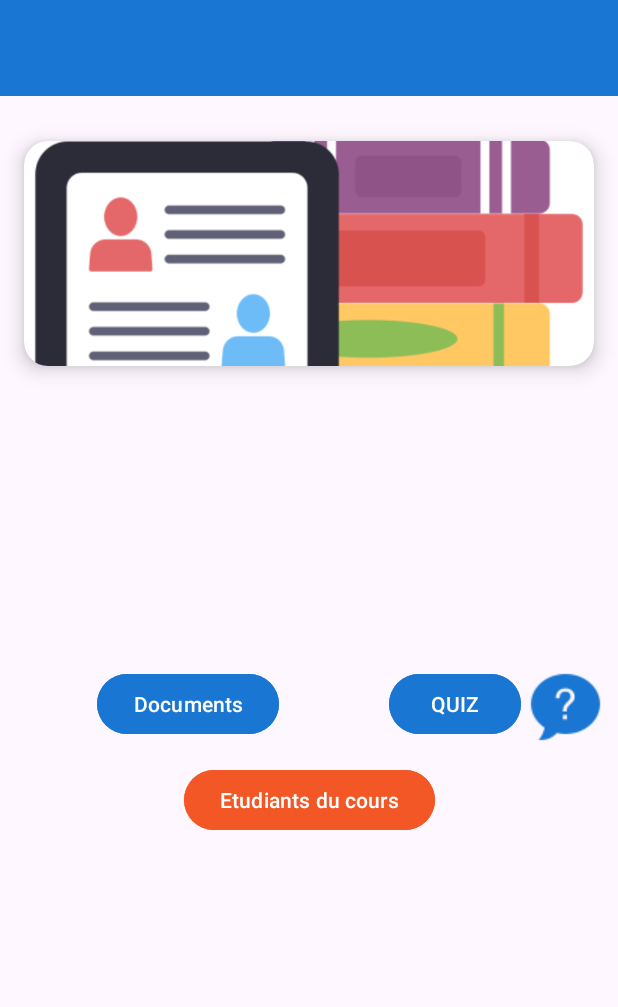
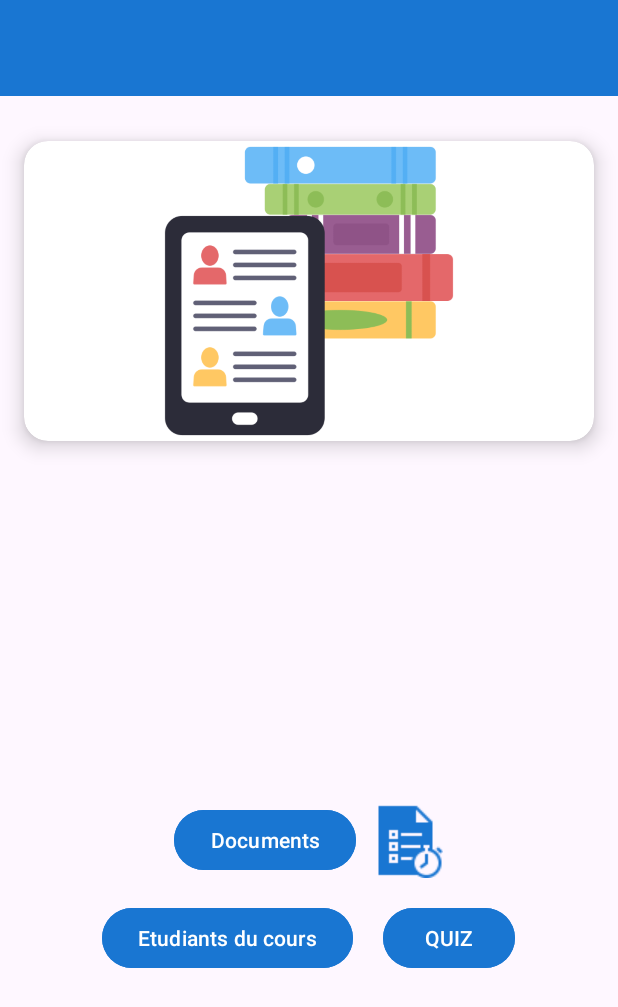
Before and after one commit to Paularoseromorales/labo3, an Android app: the ViewCoursActivity screen opened directly, with no data from a screen before it, on a phone screen of 412 x 824 dp. Shown: the top 1007 px of the screen. Run offline under Robolectric (Android 15) with nearby library versions, the phone set to English and light mode, and no system bars.

Commit message:
documentos imagen

```diff
--- a/app/src/main/java/com/example/cmaisonneuve/MainActivity.java
+++ b/app/src/main/java/com/example/cmaisonneuve/MainActivity.java
@@ -101,7 +101,7 @@ import java.util.List;
                         break;
                     case 1:
                         tab.setText("Mes Cours");
-                        tab.setIcon(R.drawable.quiz);
+                        tab.setIcon(R.drawable.mcours);
                         break;
                     case 2:
                         tab.setText("Inscrire");
--- a/app/src/main/res/layout/activity_edit_course.xml
+++ b/app/src/main/res/layout/activity_edit_course.xml
@@ -130,7 +130,7 @@
             android:id="@+id/updateCourse"
             android:layout_width="wrap_content"
             android:layout_height="wrap_content"
-            android:text="@string/modifier_quiz"
+            android:text="@string/modifier"
             android:backgroundTint="@color/blue"
             android:layout_centerHorizontal="true"
             android:layout_below="@id/sessioncours"
--- a/app/src/main/res/layout/activity_login.xml
+++ b/app/src/main/res/layout/activity_login.xml
@@ -50,7 +50,7 @@
         android:layout_height="50dp"
         app:layout_constraintTop_toBottomOf="@+id/usernameTextID"
         android:padding="16dp"
-        android:layout_marginTop="48dp"
+        android:layout_marginTop="20dp"
         android:layout_marginHorizontal="32dp"
         android:background="@drawable/edittext_background"
         app:layout_constraintLeft_toLeftOf="parent"
@@ -68,7 +68,7 @@
         app:layout_constraintTop_toBottomOf="@+id/passwordTextID"
         app:layout_constraintRight_toRightOf="parent"
         app:layout_constraintLeft_toLeftOf="parent"
-        android:layout_marginTop="24dp"
+        android:layout_marginTop="44dp"
         android:textStyle="bold"
         android:backgroundTint="@color/blue"
         android:text="@string/connexion_bouton"
--- a/app/src/main/res/layout/activity_view_cours.xml
+++ b/app/src/main/res/layout/activity_view_cours.xml
@@ -1,35 +1,37 @@
 <?xml version="1.0" encoding="utf-8"?>
-<androidx.constraintlayout.widget.ConstraintLayout xmlns:android="http://schemas.android.com/apk/res/android"
+<ScrollView xmlns:android="http://schemas.android.com/apk/res/android"
     android:layout_width="match_parent"
     android:layout_height="match_parent"
-    xmlns:app="http://schemas.android.com/apk/res-auto"
+    xmlns:app="http://schemas.android.com/apk/res-auto">
+
+    <LinearLayout
+        android:layout_width="match_parent"
+        android:layout_height="wrap_content"
+        android:orientation="vertical"
         android:padding="0dp">
 
         <include layout="@layout/toolbar"/>
 
+        <!-- CardView para la imagen del curso -->
         <androidx.cardview.widget.CardView
             android:id="@+id/imageCard"
-        android:layout_width="0dp"
+            android:layout_width="match_parent"
             android:layout_height="wrap_content"
             android:layout_marginHorizontal="16dp"
             android:layout_marginTop="30dp"
             app:cardCornerRadius="16dp"
-        app:cardElevation="8dp"
-        app:layout_constraintEnd_toEndOf="parent"
-        app:layout_constraintStart_toStartOf="parent"
-        app:layout_constraintTop_toBottomOf="@+id/toolbar">
+            app:cardElevation="8dp">
 
             <!-- Imagen del curso -->
             <ImageView
                 android:id="@+id/imageCours"
                 android:layout_width="match_parent"
-            android:layout_height="150dp"
-            android:paddingTop="40dp"
-            android:scaleType="centerCrop"
+                android:layout_height="200dp"
+                android:scaleType="fitCenter"
                 android:src="@drawable/courseimage" />
         </androidx.cardview.widget.CardView>
 
-
+        <!-- Título del curso -->
         <TextView
             android:id="@+id/nomcourstext"
             android:layout_width="wrap_content"
@@ -38,26 +40,21 @@
             android:textSize="35sp"
             android:textStyle="bold"
             android:textColor="@color/blue"
-        app:layout_constraintTop_toBottomOf="@id/imageCard"
-        app:layout_constraintStart_toStartOf="parent"
-        app:layout_constraintEnd_toEndOf="parent"
+            android:layout_gravity="center"
             android:layout_marginTop="16dp"/>
 
         <!-- Descripción del curso -->
         <TextView
             android:id="@+id/siglecourstext"
-        android:layout_width="0dp"
+            android:layout_width="match_parent"
             android:layout_height="wrap_content"
             android:text="@string/hint_description"
+            android:textSize="16sp"
+            android:padding="20dp"
             android:backgroundTint="@color/gray"
-        android:textSize="16sp"
+            android:textColor="@android:color/black"
             android:layout_margin="10dp"
-        android:paddingBottom="10dp"
-        android:textColor="@android:color/black"
-        app:layout_constraintTop_toBottomOf="@id/nomcourstext"
-        app:layout_constraintStart_toStartOf="parent"
-        app:layout_constraintEnd_toEndOf="parent"
-        android:layout_marginTop="8dp"/>
+            android:gravity="center"/>
 
         <!-- Fecha de inicio y fin -->
         <TextView
@@ -67,76 +64,80 @@
             android:text="@string/hint_debut_fin"
             android:textSize="16sp"
             android:textColor="@android:color/black"
-        app:layout_constraintTop_toBottomOf="@id/siglecourstext"
-        app:layout_constraintStart_toStartOf="parent"
-        app:layout_constraintEnd_toEndOf="parent"
+            android:layout_gravity="center"
             android:layout_marginTop="8dp"/>
 
         <!-- Nombre del profesor -->
         <TextView
             android:id="@+id/enseignanttext"
-        android:paddingBottom="20dp"
             android:layout_width="wrap_content"
             android:layout_height="wrap_content"
             android:text="@string/hint_enseignant"
             android:textSize="16sp"
             android:textColor="@android:color/black"
-        app:layout_constraintTop_toBottomOf="@id/sessioncours"
-        app:layout_constraintStart_toStartOf="parent"
-        app:layout_constraintEnd_toEndOf="parent"
-        android:layout_marginTop="8dp"/>
+            android:layout_gravity="center"
+            android:layout_marginTop="8dp"
+            android:paddingBottom="20dp"/>
 
-    <!-- Botón para descargar material del curso -->
+        <!-- Grupo de botones en filas -->
+        <LinearLayout
+            android:layout_width="match_parent"
+            android:layout_height="wrap_content"
+            android:orientation="horizontal"
+            android:gravity="center"
+            android:layout_marginTop="16dp">
 
+            <!-- Botón Documentos -->
             <Button
                 android:id="@+id/fileName"
                 android:layout_width="wrap_content"
                 android:layout_height="wrap_content"
                 android:text="@string/Documents"
+                android:layout_marginEnd="8dp"
                 android:backgroundTint="@color/blue"
-        android:textColor="@android:color/white"
-        app:layout_constraintTop_toBottomOf="@id/enseignanttext"
-        app:layout_constraintStart_toStartOf="parent"
-        android:layout_marginTop="16dp"
-        android:layout_marginEnd="8dp"
-        app:layout_constraintEnd_toStartOf="@+id/quizButton" /> <!-- Restringir al inicio de quizButton -->
+                android:textColor="@android:color/white"/>
 
+            <ImageButton
+                android:id="@+id/btntakequiz"
+                android:layout_width="wrap_content"
+                android:layout_height="wrap_content"
+                android:background="@null"
+                android:contentDescription="@string/quiz"
+                android:src="@drawable/takequiz"/>
+
+
+        </LinearLayout>
+
+        <LinearLayout
+            android:layout_width="match_parent"
+            android:layout_height="wrap_content"
+            android:orientation="horizontal"
+            android:gravity="center"
+            android:layout_marginBottom="40dp"
+            android:layout_marginTop="16dp">
+
+            <!-- Botón Estudiantes -->
             <Button
                 android:id="@+id/list_students"
                 android:layout_width="wrap_content"
                 android:layout_height="wrap_content"
                 android:text="@string/btnEtudiants"
-        android:backgroundTint="@color/orange"
-        android:textColor="@android:color/white"
-        app:layout_constraintTop_toBottomOf="@id/fileName"
-        app:layout_constraintStart_toStartOf="parent"
-        app:layout_constraintEnd_toEndOf="parent"
-        android:layout_marginTop="16dp"/>
+                android:layout_marginEnd="20dp"
+                android:backgroundTint="@color/blue"
+                android:textColor="@android:color/white"/>
 
+            <!-- Botón Take Quiz -->
+            <!-- Botón Quiz -->
             <Button
                 android:id="@+id/quizButton"
                 android:layout_width="wrap_content"
                 android:layout_height="wrap_content"
-        android:layout_marginTop="16dp"
+                android:text="@string/quiz"
                 android:backgroundTint="@color/blue"
-        android:text="@string/quiz"
-        android:textColor="@android:color/white"
-        app:layout_constraintEnd_toEndOf="parent"
-        app:layout_constraintStart_toEndOf="@+id/fileName"
-        app:layout_constraintTop_toBottomOf="@id/enseignanttext" />
+                android:textColor="@android:color/white"/>
 
-    <ImageButton
-        android:id="@+id/btntakequiz"
-        android:paddingRight="10dp"
-        android:layout_width="wrap_content"
-        android:layout_height="wrap_content"
-        android:background="@null"
-        android:layout_marginTop="16dp"
-        android:contentDescription="@string/quiz"
-        android:src="@drawable/takequiz"
-        app:layout_constraintTop_toBottomOf="@id/enseignanttext"
-        app:layout_constraintEnd_toEndOf="parent"/>
+        </LinearLayout>
 
+    </LinearLayout>
 
-
-</androidx.constraintlayout.widget.ConstraintLayout>
+</ScrollView>
```
Also changed, not shown: app/src/main/res/drawable/java_image.png, app/src/main/res/drawable/mcours.png (added), app/src/main/res/drawable/quiz.png (deleted), app/src/main/res/drawable/takequiz.png. Lines whose indentation alone changed are shown as unchanged.
